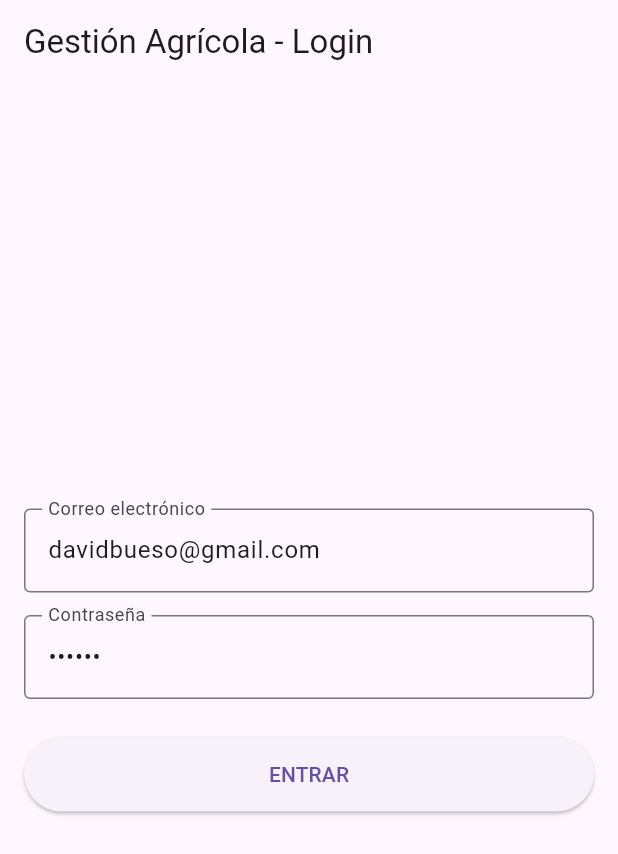
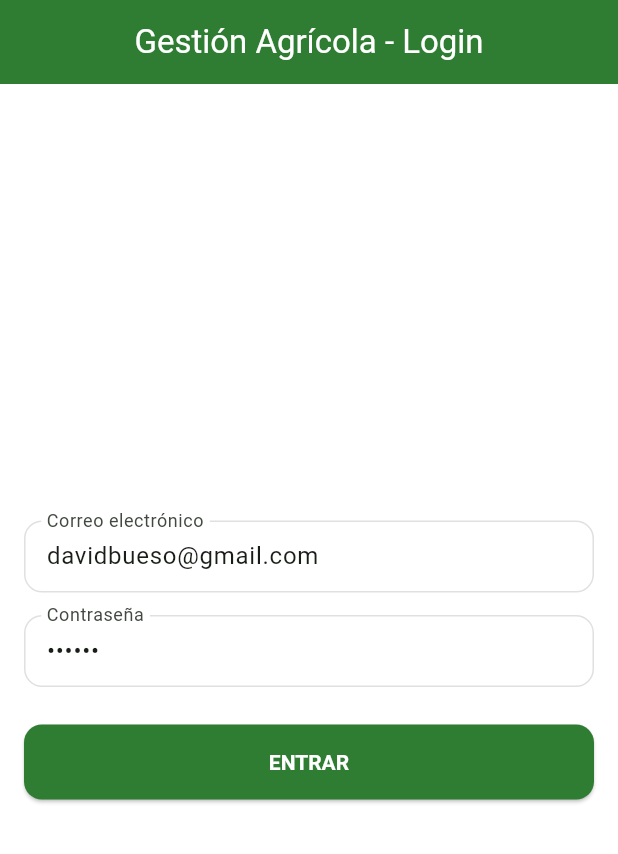
Before and after one commit to DBUES0/Agri_APP, a Flutter app: the screen it shows after launch, on a phone screen of 412 x 824 dp. Shown: the top 854 px of the screen. Run offline on Flutter 3.47's test engine with Material 3 defaults, Android fonts, the light colour scheme and no system bars; our stand-ins replace file_picker, image_picker, open_filex, shared_preferences.

Commit message:
Se crea app_theme para armonizar aplicación

```diff
--- a/lib/main.dart
+++ b/lib/main.dart
@@ -1,6 +1,7 @@
 
 import 'package:flutter/material.dart';
 import '../pages/page_login.dart';
+import 'utils/app_theme.dart';
 
 void main() {
   WidgetsFlutterBinding.ensureInitialized();
@@ -14,7 +15,8 @@ class MyApp extends StatelessWidget {
   Widget build(BuildContext context) {
     return MaterialApp(
       title: 'Agri App',
-      theme: ThemeData(primarySwatch: Colors.green),
+      //theme: ThemeData(primarySwatch: Colors.green),
+      theme: AppTheme.lightTheme,
       home: const LoginPage(),
       debugShowCheckedModeBanner: false,
     );
--- /dev/null
+++ b/lib/utils/app_theme.dart
@@ -0,0 +1,80 @@
+import 'package:flutter/material.dart';
+
+class AppColors {
+  // Colores principales (basados en tu estilo agrícola)
+  static const Color primario = Color(0xFF2E7D32); // Un verde bosque robusto
+  static const Color secundario = Color(0xFFFFA000); // Un naranja ámbar para avisos/detalles
+  static const Color fondo = Color(0xFFF5F5F5); // Gris muy claro para el fondo
+  static const Color error = Color(0xFFD32F2F);
+  static const Color tarjetas = Colors.white;
+}
+
+class AppTheme {
+  static ThemeData get lightTheme {
+    return ThemeData(
+      useMaterial3: true, // Habilita el diseño moderno de Google
+      colorScheme: ColorScheme.fromSeed(
+        seedColor: AppColors.primario,
+        primary: AppColors.primario,
+        secondary: AppColors.secundario,
+        surface: AppColors.tarjetas,
+        background: AppColors.fondo,
+        error: AppColors.error,
+      ),
+
+      // Armonización de Fuentes
+      fontFamily: 'Roboto', // O la que prefieras (asegúrate de incluirla en pubspec.yaml)
+
+      // Estilo global de las AppBar
+      appBarTheme: const AppBarTheme(
+        backgroundColor: AppColors.primario,
+        foregroundColor: Colors.white,
+        elevation: 0,
+        centerTitle: true,
+      ),
+
+      // Estilo global de los Botones
+      elevatedButtonTheme: ElevatedButtonThemeData(
+        style: ElevatedButton.styleFrom(
+          backgroundColor: AppColors.primario,
+          foregroundColor: Colors.white,
+          textStyle: const TextStyle(fontWeight: FontWeight.bold),
+          shape: RoundedRectangleBorder(borderRadius: BorderRadius.circular(12)),
+        ),
+      ),
+
+      // Estilo de los campos de texto (Input)
+    // inputDecorationTheme: InputDecorationTheme(
+    //   filled: true,             // Añade un ligero fondo
+    //   fillColor: Colors.white,   // Fondo blanco para que no se vea transparente
+    //   contentPadding: const EdgeInsets.symmetric(horizontal: 8, vertical: 8), // Espacio interno
+    //   border: OutlineInputBorder(borderRadius: BorderRadius.circular(18)),
+    //     focusedBorder: OutlineInputBorder(
+    //       borderRadius: BorderRadius.circular(12),
+    //       borderSide: const BorderSide(color: AppColors.primario, width: 20),
+    //     ),
+    //   ),
+inputDecorationTheme: InputDecorationTheme(
+  filled: true,
+  fillColor: Colors.white,
+  isDense: false, // Permite que el campo use su altura natural
+  contentPadding: const EdgeInsets.symmetric(horizontal: 11, vertical: 11), // Más altura interna
+  border: OutlineInputBorder(
+    borderRadius: BorderRadius.circular(12),
+    borderSide: BorderSide(color: Colors.grey.shade400),
+  ),
+  enabledBorder: OutlineInputBorder(
+    borderRadius: BorderRadius.circular(12),
+    borderSide: BorderSide(color: Colors.grey.shade300),
+  ),
+  focusedBorder: OutlineInputBorder(
+    borderRadius: BorderRadius.circular(12),
+    borderSide: const BorderSide(color: AppColors.primario, width: 2),
+  ),
+  // Esto ayuda a que el label (Almacén de Destino) no se monte con el borde superior
+  floatingLabelBehavior: FloatingLabelBehavior.always,
+),
+
+    );
+  }
+}
```
Also changed, not shown: lib/utils/ui_utils.dart (+27 -4 lines).
